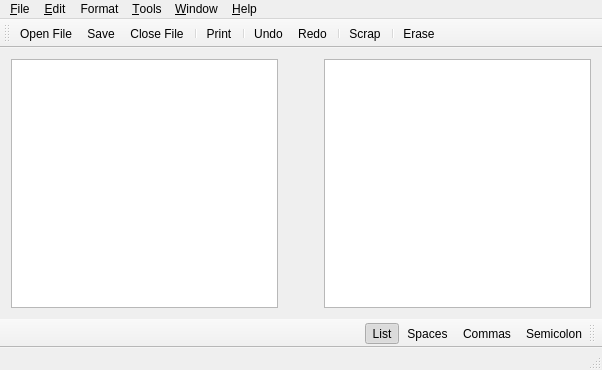
Qt form qemailscrapper.ui (JustDevZero-vault/QEmailScrapper) before a commit.
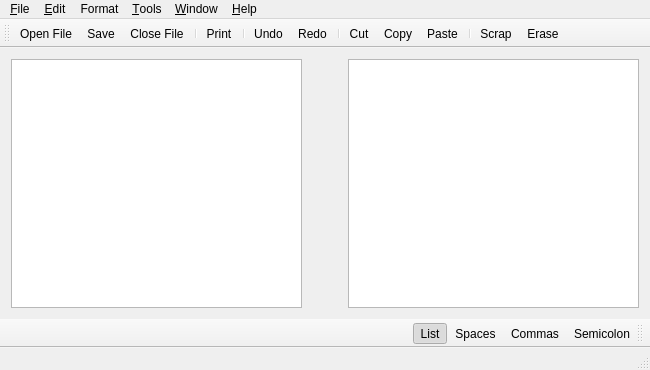
The same form after that commit.

The edit to the form file:
```diff
--- a/qemailscrapper.ui
+++ b/qemailscrapper.ui
@@ -6,7 +6,7 @@
    <rect>
     <x>0</x>
     <y>0</y>
-    <width>602</width>
+    <width>650</width>
     <height>370</height>
    </rect>
   </property>
@@ -58,7 +58,7 @@
     <rect>
      <x>0</x>
      <y>0</y>
-     <width>602</width>
+     <width>650</width>
      <height>25</height>
     </rect>
    </property>
@@ -166,8 +166,11 @@
    <addaction name="actionUndo"/>
    <addaction name="actionRedo"/>
    <addaction name="separator"/>
+   <addaction name="actionCut"/>
+   <addaction name="actionCopy"/>
+   <addaction name="actionPaste"/>
+   <addaction name="separator"/>
    <addaction name="actionScrap"/>
-   <addaction name="separator"/>
    <addaction name="actionErase"/>
   </widget>
   <widget class="QToolBar" name="toolBar">
```
Left out of the diff: 6 changed lines with no effect on the pictures.
